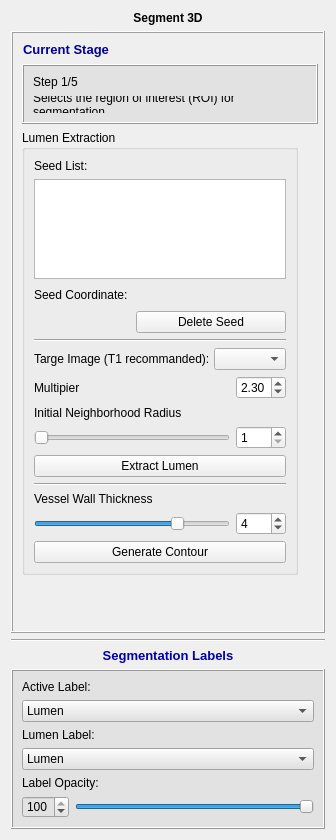
The window that codes/UI/ModuleWidget.ui (wuzhuobin/PlaqueQuant) describes before a commit, drawn with Qt 5.
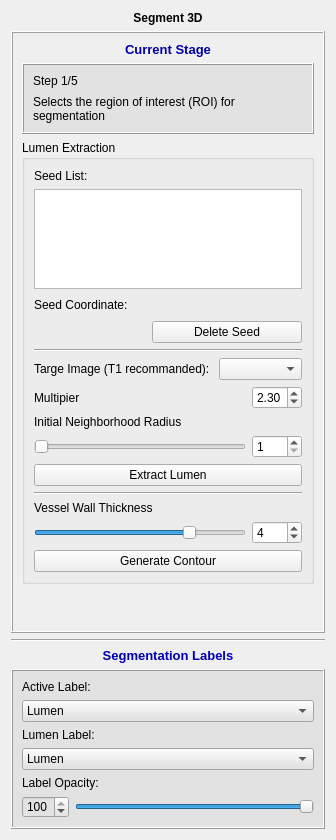
The same window after the commit. Icons and pictures are not drawn.

The edit to the form file:
```diff
--- a/codes/UI/ModuleWidget.ui
+++ b/codes/UI/ModuleWidget.ui
@@ -424,15 +424,9 @@
       </layout>
      </widget>
      <widget class="QWidget" name="page_2">
+      <layout class="QVBoxLayout" name="verticalLayout_7">
+       <item>
       <widget class="QLabel" name="label_39">
-       <property name="geometry">
-        <rect>
-         <x>9</x>
-         <y>9</y>
-         <width>88</width>
-         <height>16</height>
-        </rect>
-       </property>
        <property name="font">
         <font>
          <pointsize>10</pointsize>
@@ -447,15 +441,9 @@
         <set>Qt::AlignCenter</set>
        </property>
       </widget>
+       </item>
+       <item>
       <widget class="QFrame" name="frame_10">
-       <property name="geometry">
-        <rect>
-         <x>9</x>
-         <y>31</y>
-         <width>296</width>
-         <height>60</height>
-        </rect>
-       </property>
        <property name="minimumSize">
         <size>
          <width>0</width>
@@ -519,15 +507,9 @@
         </item>
        </layout>
       </widget>
+       </item>
+       <item>
       <widget class="QGroupBox" name="groupBox_4">
-       <property name="geometry">
-        <rect>
-         <x>9</x>
-         <y>97</y>
-         <width>276</width>
-         <height>445</height>
-        </rect>
-       </property>
        <property name="title">
         <string>Lumen Extraction</string>
        </property>
@@ -826,10 +808,21 @@
        <zorder>line_3</zorder>
        <zorder>pushBtnGenerateContour</zorder>
       </widget>
-      <zorder>label_39</zorder>
-      <zorder>frame_10</zorder>
-      <zorder>groupBox_4</zorder>
-      <zorder>verticalSpacer_7</zorder>
+       </item>
+       <item>
+        <spacer name="verticalSpacer_4">
+         <property name="orientation">
+          <enum>Qt::Vertical</enum>
+         </property>
+         <property name="sizeHint" stdset="0">
+          <size>
+           <width>20</width>
+           <height>37</height>
+          </size>
+         </property>
+        </spacer>
+       </item>
+      </layout>
      </widget>
      <widget class="QWidget" name="page_4">
       <layout class="QVBoxLayout" name="verticalLayout_15">
```
Left out of the diff: 2 changed lines with no effect on the pictures. Lines whose indentation alone changed are shown as unchanged.
